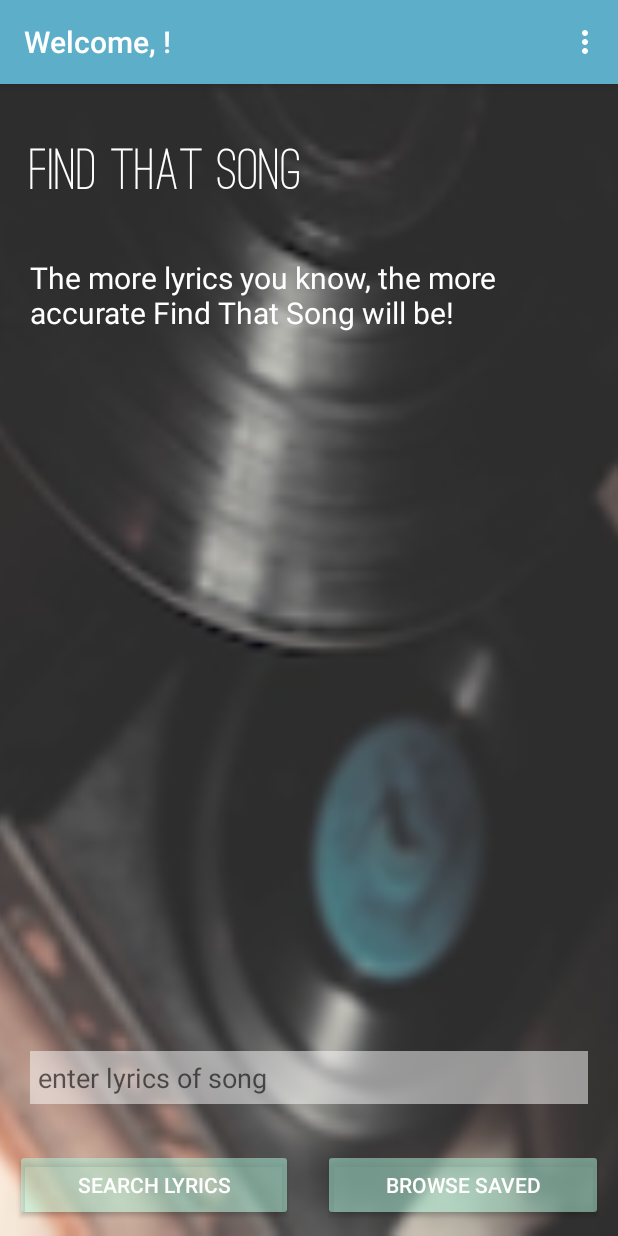
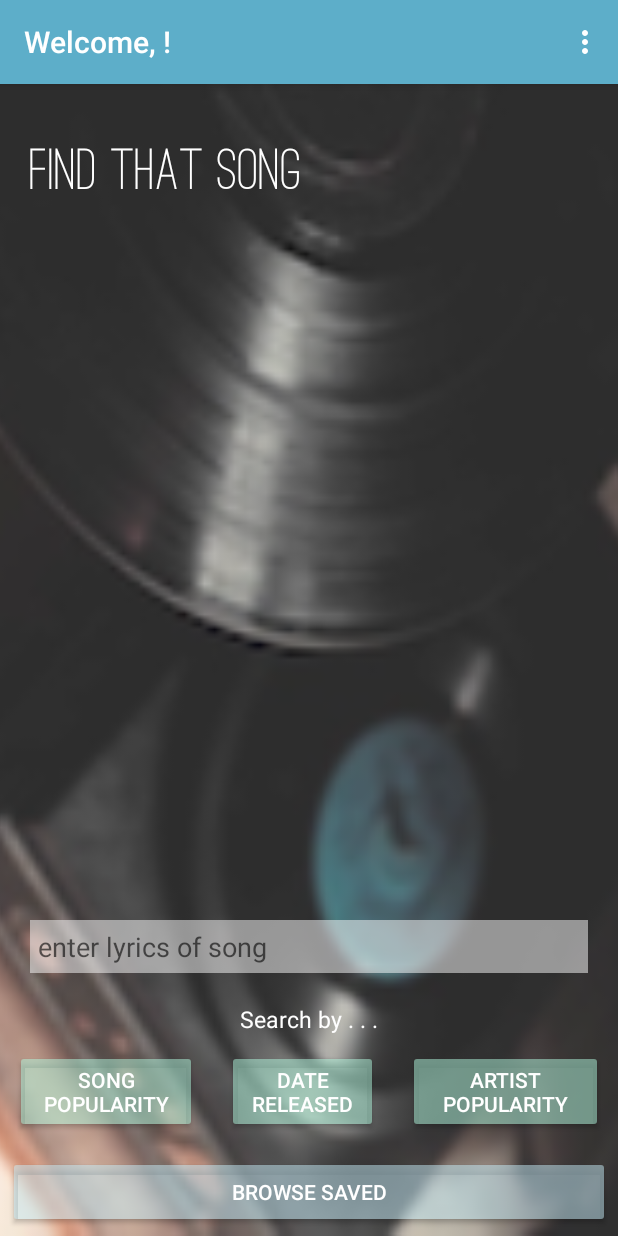
Before and after one commit to joseph-arnstein/lyrics-matcher-3.0, an Android app: the DisplaySongsActivity screen opened directly, with no data from a screen before it, in the options menu, after a tap on "Home", on a phone screen of 412 x 824 dp. Run offline under Robolectric (Android 15) with nearby library versions, the phone set to English and light mode, and no system bars; our stand-ins replace ButterKnife, Firebase (no records; nobody signed in at launch, a user with empty details on screens opened directly); 1 statement that could not run was skipped.

Commit message:
redesign ui and api service logic to include a filter paramter. Brings in intent extra with sting value of filter from MainActivity on intent to DesplaySongsActivty, uses exxtra string in API call.

```diff
--- a/app/src/main/java/com/breakstuff/lyricsmatcher/Constants.java
+++ b/app/src/main/java/com/breakstuff/lyricsmatcher/Constants.java
@@ -8,4 +8,5 @@ public class Constants {
     public static final String LYRICS_API_KEY = BuildConfig.LYRICS_API_KEY;
     public static final String LYRICS_QUERY_PARAMETER = "q_lyrics";
     public static final String FIREBASE_CHILD_SONGS = "songs";
+    public static final String SORT_BY_PARAM = "DESC";
 }
--- a/app/src/main/java/com/breakstuff/lyricsmatcher/services/LyricsApiServices.java
+++ b/app/src/main/java/com/breakstuff/lyricsmatcher/services/LyricsApiServices.java
@@ -24,7 +24,7 @@ import okhttp3.Response;
  */
 public class LyricsApiServices {
 
-    public static void findSong(String song, Callback callback) {
+    public static void findSong(String song, String filter, Callback callback) {
         String TAG = "LyricsApiServices";
         String api = "apikey";
         Log.v(TAG, song);
@@ -34,6 +34,7 @@ public class LyricsApiServices {
         HttpUrl.Builder urlBuilder = HttpUrl.parse(Constants.LYRICS_BASE_URL).newBuilder();
         urlBuilder.setQueryParameter(Constants.LYRICS_QUERY_PARAMETER, song);
         urlBuilder.addQueryParameter(api, Constants.LYRICS_API_KEY);
+        urlBuilder.addQueryParameter(filter, Constants.SORT_BY_PARAM);
         String url = urlBuilder.build().toString();
         Log.v(TAG, url);
 
--- a/app/src/main/java/com/breakstuff/lyricsmatcher/ui/DisplaySongsActivity.java
+++ b/app/src/main/java/com/breakstuff/lyricsmatcher/ui/DisplaySongsActivity.java
@@ -48,10 +48,11 @@ public class DisplaySongsActivity extends AppCompatActivity {
 
         Intent intent = getIntent();
         String lyrics = intent.getStringExtra("lyrics");
+        String filter = intent.getStringExtra("filter");
 
         mLocationTextView.setText("Showing results for lyrics: " + lyrics);
 
-        getSongs(lyrics);
+        getSongs(lyrics, filter);
     }
 
     @Override
@@ -91,9 +92,9 @@ public class DisplaySongsActivity extends AppCompatActivity {
         finish();
     }
 
-    private void getSongs(String lyrics) {
+    private void getSongs(String lyrics, String filter) {
         final LyricsApiServices lyricsApiServices = new LyricsApiServices();
-        lyricsApiServices.findSong(lyrics, new Callback() {
+        lyricsApiServices.findSong(lyrics, filter, new Callback() {
 
             @Override
             public void onFailure(Call call, IOException e) {
--- a/app/src/main/java/com/breakstuff/lyricsmatcher/ui/MainActivity.java
+++ b/app/src/main/java/com/breakstuff/lyricsmatcher/ui/MainActivity.java
@@ -22,10 +22,15 @@ import butterknife.Bind;
 import butterknife.ButterKnife;
 
 public class MainActivity extends AppCompatActivity implements View.OnClickListener{
-    @Bind(R.id.newSearchButton) Button mFindSongButton;
+    @Bind(R.id.newSearchButton) Button mFindSongBySongPopButton;
+    @Bind(R.id.filterByDateButton) Button mFindSongByDateButton;
+    @Bind(R.id.filterByArtistbutton) Button mFindSongByArtistButton;
+
     @Bind(R.id.editText) EditText mEditText;
     @Bind(R.id.appNameTextView) TextView mAppNameTextView;
     @Bind(R.id.newSavedButton) Button mFirebaseButton;
+
+    private String mFilter;
 
     private FirebaseAuth mAuth;
     private FirebaseAuth.AuthStateListener mAuthListener;
@@ -53,7 +58,10 @@ public class MainActivity extends AppCompatActivity implements View.OnClickListe
         Typeface ostrichFont = Typeface.createFromAsset(getAssets(), "fonts/ostrich-sans/ostrich-regular.ttf");
         mAppNameTextView.setTypeface(ostrichFont);
 
-        mFindSongButton.setOnClickListener(this);
+        mFindSongBySongPopButton.setOnClickListener(this);
+        mFindSongByArtistButton.setOnClickListener(this);
+        mFindSongByDateButton.setOnClickListener(this);
+
         mFirebaseButton.setOnClickListener(this);
 
         }
@@ -98,7 +106,7 @@ public class MainActivity extends AppCompatActivity implements View.OnClickListe
         return super.onOptionsItemSelected(item);
     }
 
-    private void logout() {
+    protected void logout() {
         FirebaseAuth.getInstance().signOut();
         Intent intent = new Intent(MainActivity.this, LoginActivity.class);
         intent.setFlags(Intent.FLAG_ACTIVITY_NEW_TASK | Intent.FLAG_ACTIVITY_CLEAR_TASK);
@@ -109,12 +117,31 @@ public class MainActivity extends AppCompatActivity implements View.OnClickListe
     @Override
     public void onClick(View v) {
 
-        if (v == mFindSongButton) {
+        if (v == mFindSongBySongPopButton) {
+            mFilter = "s_track_rating";
             String lyrics = mEditText.getText().toString();
             Intent intent = new Intent(MainActivity.this, DisplaySongsActivity.class);
             intent.putExtra("lyrics", lyrics);
+            intent.putExtra("filter", mFilter);
             startActivity(intent);
         }
+        if (v == mFindSongByDateButton) {
+            mFilter = "s_track_release_date";
+            String lyrics = mEditText.getText().toString();
+            Intent intent = new Intent(MainActivity.this, DisplaySongsActivity.class);
+            intent.putExtra("lyrics", lyrics);
+            intent.putExtra("filter", mFilter);
+            startActivity(intent);
+        }
+        if (v == mFindSongByArtistButton) {
+            mFilter = "s_artist_rating";
+            String lyrics = mEditText.getText().toString();
+            Intent intent = new Intent(MainActivity.this, DisplaySongsActivity.class);
+            intent.putExtra("lyrics", lyrics);
+            intent.putExtra("filter", mFilter);
+            startActivity(intent);
+        }
+
         if (v == mFirebaseButton) {
             Intent intent = new Intent(MainActivity.this, SavedSongListActivity.class);
             startActivity(intent);
--- a/app/src/main/res/layout/activity_main.xml
+++ b/app/src/main/res/layout/activity_main.xml
@@ -21,22 +21,6 @@
     <TextView
         android:layout_width="match_parent"
         android:layout_height="wrap_content"
-        android:text="The more lyrics you know, the more accurate Find That Song will be!"
-        android:id="@+id/textViewInstructions"
-        android:textSize="20dp"
-        android:textIsSelectable="true"
-        android:textColor="@color/colorTextIcons"
-        android:paddingTop="15dp"
-        android:layout_marginBottom="20dp"
-        android:layout_alignRight="@+id/appNameTextView"
-        android:layout_alignEnd="@+id/appNameTextView"
-        android:layout_below="@+id/appNameTextView"
-        android:layout_alignLeft="@+id/appNameTextView"
-        android:layout_alignStart="@+id/appNameTextView" />
-
-    <TextView
-        android:layout_width="match_parent"
-        android:layout_height="wrap_content"
         android:text="Find That Song"
         android:textColor="@color/colorTextIcons"
         android:textSize="40sp"
@@ -54,24 +38,35 @@
         android:hint="enter lyrics of song"
         android:background="#80ffffff"
         android:padding="5dp"
-        android:layout_above="@+id/linearLayout2"
+        android:layout_above="@+id/textView2"
         android:layout_alignParentLeft="true"
         android:layout_alignParentStart="true"
         android:layout_margin="20dp" />
+
+    <TextView
+        android:layout_width="wrap_content"
+        android:layout_height="wrap_content"
+        android:textAppearance="?android:attr/textAppearanceSmall"
+        android:text="Search by . . ."
+        android:id="@+id/textView2"
+        android:layout_above="@+id/linearLayout2"
+        android:layout_centerHorizontal="true"
+        android:textColor="@color/colorTextIcons"
+        android:textSize="15dp" />
 
     <LinearLayout
         android:orientation="horizontal"
         android:layout_width="match_parent"
         android:layout_height="wrap_content"
         android:id="@+id/linearLayout2"
-        android:layout_alignParentBottom="true"
+        android:layout_above="@+id/newSavedButton"
         android:layout_alignParentLeft="true"
         android:layout_alignParentStart="true">
 
         <Button
             android:layout_width="wrap_content"
             android:layout_height="wrap_content"
-            android:text="Search Lyrics"
+            android:text="Song Popularity"
             android:id="@+id/newSearchButton"
             android:layout_weight="1"
             android:backgroundTint="@color/colorAccentOpaque"
@@ -81,13 +76,39 @@
         <Button
             android:layout_width="wrap_content"
             android:layout_height="wrap_content"
-            android:text="Browse Saved"
-            android:id="@+id/newSavedButton"
+            android:text="Date Released"
+            android:id="@+id/filterByDateButton"
             android:layout_weight="1"
             android:backgroundTint="@color/colorAccentOpaque"
             android:layout_margin="10dp"
-            android:textColor="@color/colorTextIcons" />
+            android:textColor="@color/colorTextIcons"/>
+
+        <Button
+            android:layout_width="wrap_content"
+            android:layout_height="wrap_content"
+            android:text="Artist Popularity"
+            android:id="@+id/filterByArtistbutton"
+            android:layout_weight="1"
+            android:backgroundTint="@color/colorAccentOpaque"
+            android:layout_margin="10dp"
+            android:textColor="@color/colorTextIcons"/>
+
     </LinearLayout>
+
+    <Button
+        android:layout_width="match_parent"
+        android:layout_height="wrap_content"
+        android:text="Browse Saved"
+        android:id="@+id/newSavedButton"
+        android:layout_weight="1"
+        android:backgroundTint="@color/colorPrimaryLightOpaque"
+        android:textColor="@color/colorTextIcons"
+        android:layout_alignParentBottom="true"
+        android:layout_centerHorizontal="true"
+        android:padding="5dp"
+        android:layout_margin="5dp"
+        android:layout_marginLeft="5dp"
+        android:layout_marginRight="5dp" />
 
 
 </RelativeLayout>
```
Also changed, not shown: app/src/main/res/layout/fragment_song_info.xml (+4 -4 lines).
